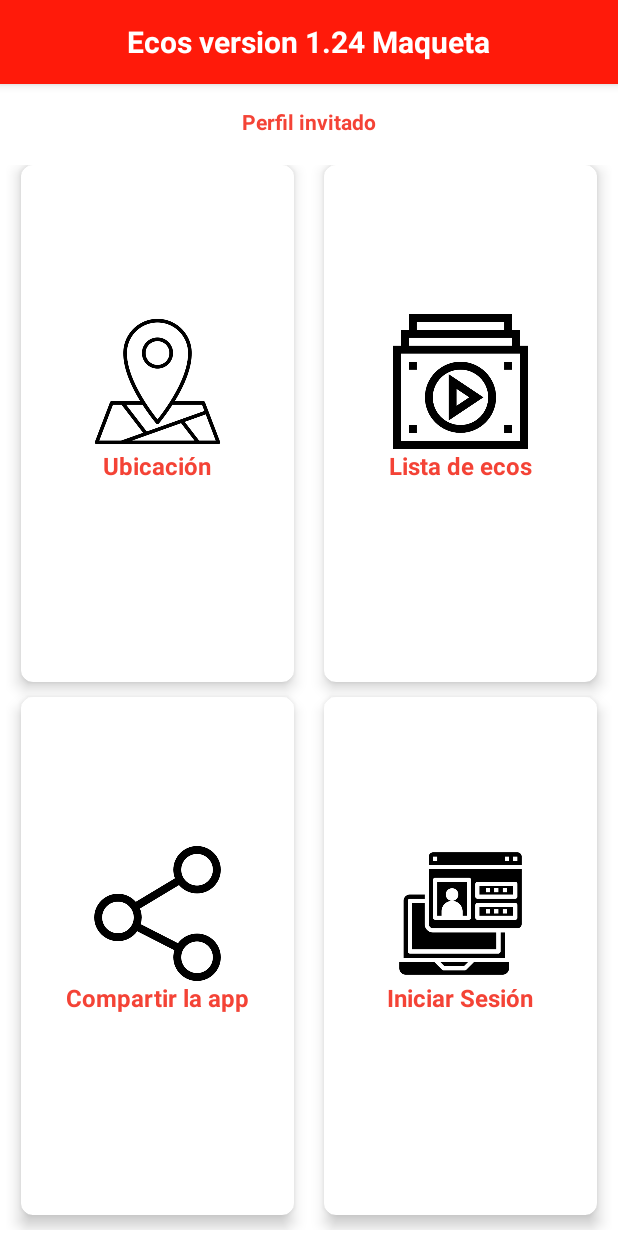
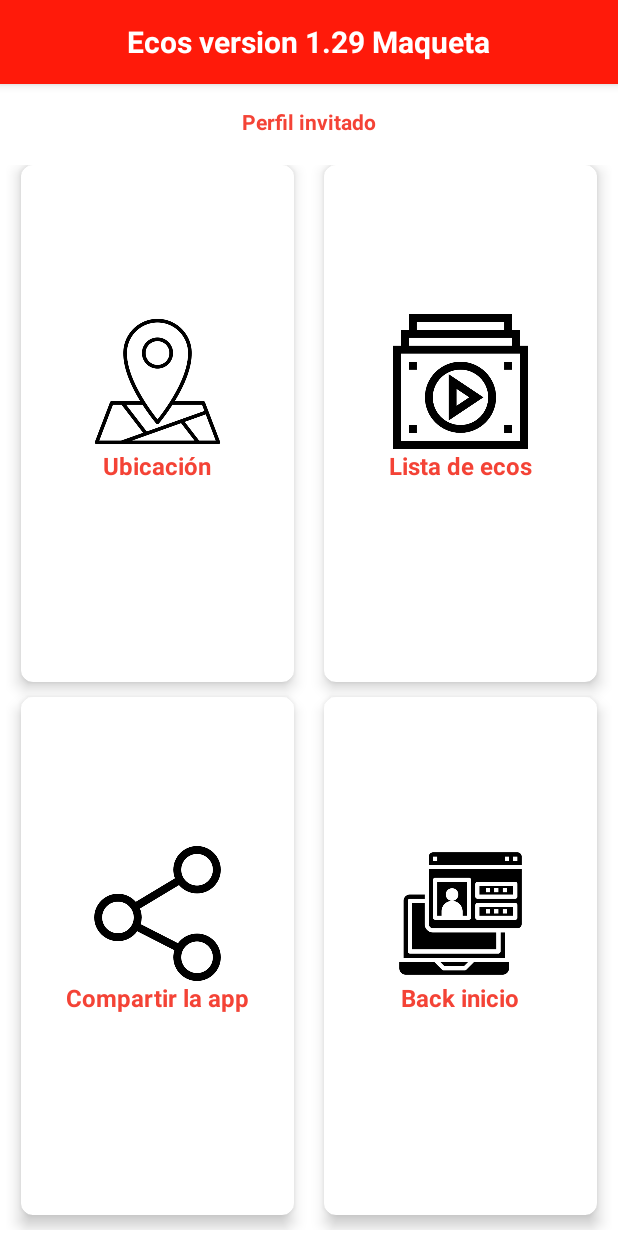
Before and after one commit to Dan137s/Ecos, an Android app: the MenuActivityInvitado screen opened directly, with no data from a screen before it, on a phone screen of 412 x 824 dp. Run offline under Robolectric (Android 15) with nearby library versions, the phone set to English and light mode, and no system bars; libraries missing offline, so code that uses them is left out: com.muddzdev.styleabletoast.

Commit message:
V.1.29 diseño ++

```diff
--- a/app/src/main/res/layout/activity_menu_invitado.xml
+++ b/app/src/main/res/layout/activity_menu_invitado.xml
@@ -188,7 +188,7 @@
                     android:layout_centerInParent="true"
                     android:layout_centerHorizontal="true"
                     android:layout_gravity="center_horizontal"
-                    android:text="Iniciar Sesión"
+                    android:text="Back inicio"
                     android:textAlignment="center"
                     android:textColor="#F44336"
                     android:textSize="16sp"
--- a/app/src/main/res/layout/txt_titulo.xml
+++ b/app/src/main/res/layout/txt_titulo.xml
@@ -7,7 +7,7 @@
     android:orientation="vertical">
 
     <TextView
-        android:text="Ecos version 1.24 Maqueta"
+        android:text="Ecos version 1.29 Maqueta"
         android:textSize="20sp"
         android:textStyle="bold"
         android:textColor="#ffff"
```
Also changed, not shown: app/src/main/java/com/claseipst51android2021cl/grupo4/MenuActivityInvitado.java (+6 -4 lines).
